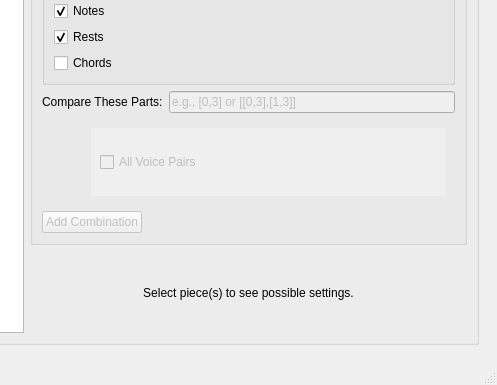
Old version of the form views/ui/main_window.ui in the repository ELVIS-Project/vis-framework; both pictures show x 456 to 953 and y 293 to 678 of the 953 by 678 pixel window.
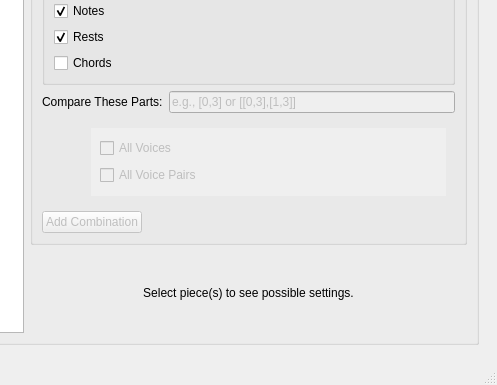
New version of the form. Icons and pictures are not drawn.

Commit message:
Add "All Voices" (at Once) Checkbox for Part-Combination Selection
- change "all voice pairs" to "[all pairs]"
- tell Analyzer "[all]" means "all voices at once"
- Also many incidental formatting changes to views/main.py

```diff
--- a/views/ui/main_window.ui
+++ b/views/ui/main_window.ui
@@ -468,6 +468,16 @@
                      </rect>
                     </property>
                     <layout class="QVBoxLayout" name="verticalLayout_part_boxes">
+                     <item>
+                      <widget class="QCheckBox" name="chk_all_voices">
+                       <property name="enabled">
+                        <bool>false</bool>
+                       </property>
+                       <property name="text">
+                        <string>All Voices</string>
+                       </property>
+                      </widget>
+                     </item>
                      <item>
                       <widget class="QCheckBox" name="chk_all_voice_combos">
                        <property name="enabled">
```
The commit also changes 3 other files.
